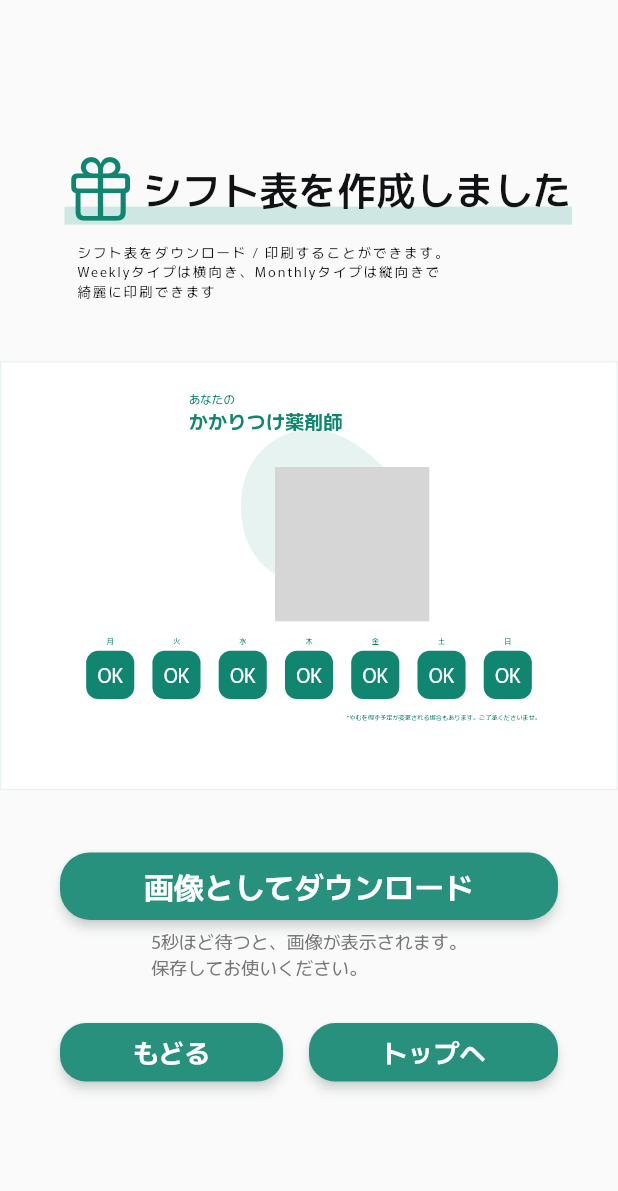
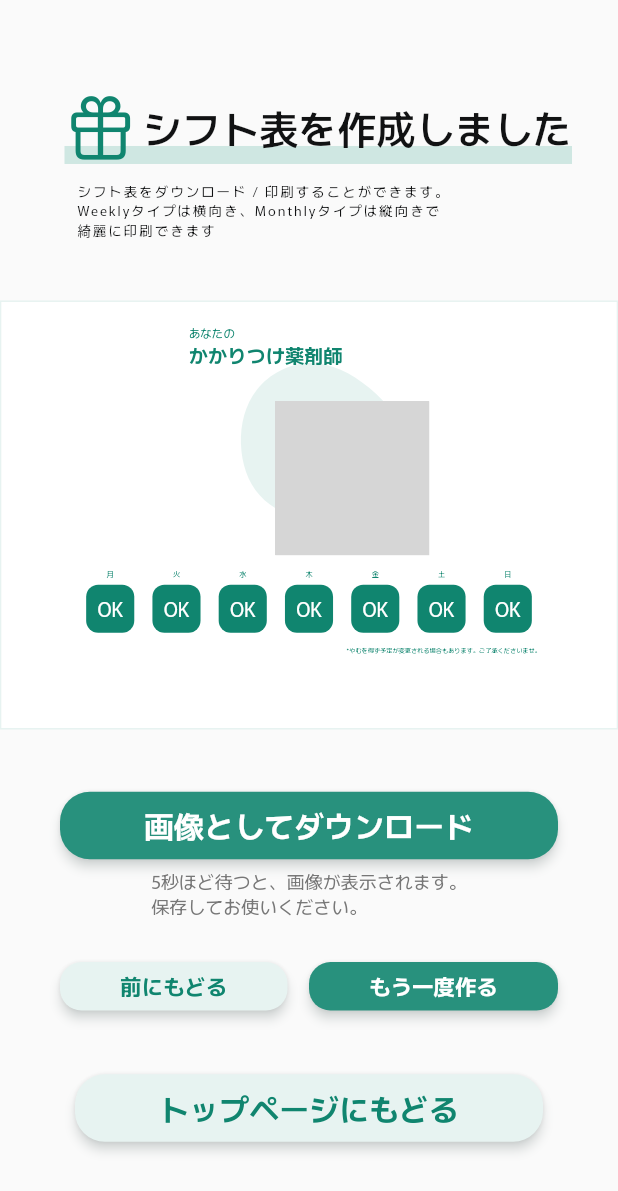
Before and after one commit to obutora/yakuzaisi_shift_sheet_generator_web, a Flutter app: the PreviewResultImageWidget widget shown alone on an empty page, opened directly with empty values, after a tap on "画像としてダウンロード", on a phone screen of 412 x 824 dp. Shown: the top 1191 px of the screen. Run offline on Flutter 3.47's test engine with Material 2 defaults, Android fonts, the phone set to English and light mode, and no system bars; our stand-ins replace flutter_hooks, flutter_svg, hooks_riverpod, simple_animations; missing offline and left inert: dart:html; grey boxes are pictures that could not be loaded.

Commit message:
add link to back toppage

```diff
--- a/lib/screen/homescreen.dart
+++ b/lib/screen/homescreen.dart
@@ -89,6 +89,8 @@ class ProgressWidgetSelectorState
                 ),
               ],
             ),
+            const SizedBox(height: 20),
+            Text('ver.1.1.1', style: kCaption.copyWith(color: kSecoundary2)),
           ],
         ),
       );
--- a/lib/view/widget/pdf_contents.dart
+++ b/lib/view/widget/pdf_contents.dart
@@ -32,7 +32,7 @@ class PdfContents extends ConsumerWidget {
           mainAxisAlignment:
               shift.isWeek ? MainAxisAlignment.center : MainAxisAlignment.start,
           children: [
-            SizedBox(height: shift.isWeek ? 60 : 120),
+            SizedBox(height: shift.isWeek ? 60 : 100),
             Transform.scale(
               scale: 1.4,
               child: Center(
@@ -197,7 +197,7 @@ class PdfContents extends ConsumerWidget {
                 ),
               ],
             ),
-            const SizedBox(height: 4)
+            const SizedBox(height: 20)
           ],
         ),
       ),
--- a/lib/view/widget/preview_result_image.dart
+++ b/lib/view/widget/preview_result_image.dart
@@ -1,5 +1,6 @@
 import 'package:flutter/cupertino.dart';
 import 'package:hooks_riverpod/hooks_riverpod.dart';
+import 'package:url_launcher/url_launcher.dart';
 import 'package:yakuzaisi_shift_sheet_generator_web/const.dart';
 import 'package:yakuzaisi_shift_sheet_generator_web/provider/shift_provider.dart';
 import 'package:yakuzaisi_shift_sheet_generator_web/view/button/next_button.dart';
@@ -59,20 +60,13 @@ class PreviewResultImageWidget extends ConsumerWidget {
                           await ConvertImage.keyToByteImage(contentKey);
                       final blob = html.Blob([pngBytes], 'image/png');
 
-                      // final url = html.Url.createObjectUrlFromBlob(blob);
-                      // html.window.open(
-                      //   url,
-                      //   'かかりつけシフト表',
-                      // );
-                      // html.Url.revokeObjectUrl(url);
-
                       html.AnchorElement(
                           href: html.Url.createObjectUrlFromBlob(blob))
                         // ..setAttribute('download', 'kakarituke_shift.png')
                         ..download =
                             'kakarituke_shift_${shift.isWeek ? 'week' : 'month'}${shift.isWeek ? '' : '_' + shift.date.month.toString() + '月'}.png'
-                        ..click()
-                        ..remove();
+                        ..click();
+                      // ..remove();
                     }),
                 const SizedBox(height: 4),
                 Text(
@@ -92,7 +86,9 @@ class PreviewResultImageWidget extends ConsumerWidget {
             child: Row(
               children: [
                 NextButton(
-                  title: 'もどる',
+                  title: '前にもどる',
+                  color: kBgColor,
+                  textColor: kPcolor1,
                   onPressed: () {
                     progressNotifier.change(3);
                   },
@@ -101,7 +97,7 @@ class PreviewResultImageWidget extends ConsumerWidget {
                   width: 20,
                 ),
                 NextButton(
-                  title: 'トップへ',
+                  title: 'もう一度作る',
                   onPressed: () {
                     progressNotifier.change(0);
                   },
@@ -110,6 +106,19 @@ class PreviewResultImageWidget extends ConsumerWidget {
             ),
           ),
         ),
+        const SizedBox(
+          height: 40,
+        ),
+        FittedBox(
+          child: NextButton(
+            color: kBgColor,
+            textColor: kPcolor1,
+            title: 'トップページにもどる',
+            onPressed: () {
+              launch('https://iru-yo.com/');
+            },
+          ),
+        ),
       ],
     );
   }
--- a/pubspec.yaml
+++ b/pubspec.yaml
@@ -40,6 +40,7 @@ dependencies:
   simple_animations: ^4.0.1
   flutter_svg: ^1.0.3
   pdf: ^3.7.1
+  url_launcher: ^6.0.20
 
 dev_dependencies:
   flutter_test:
```
Also changed, not shown: pubspec.lock, 2 other files.
